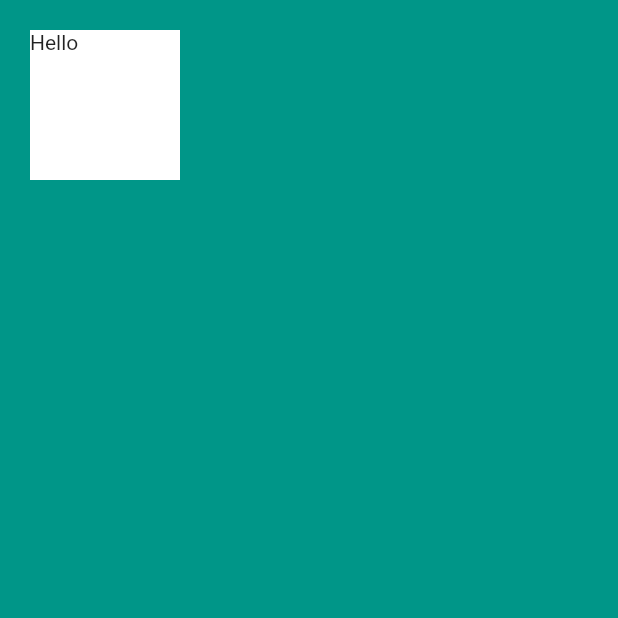
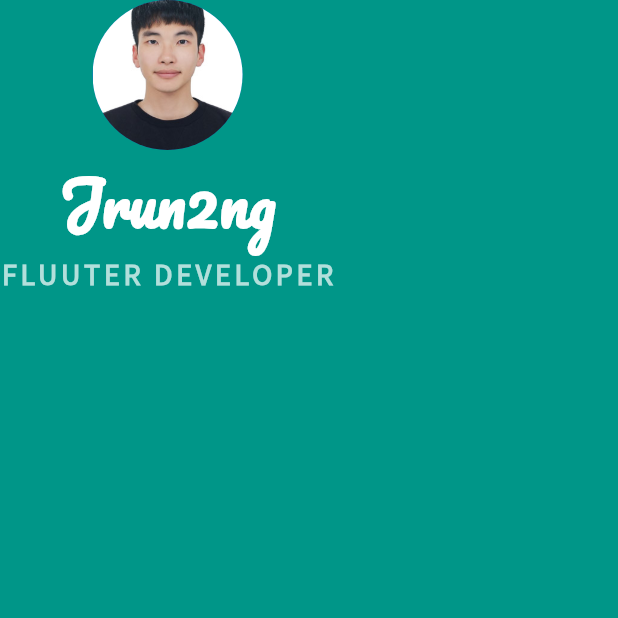
Before and after one commit to Jowooseok/fluuterStudy, a Flutter app: the screen it shows after launch, on a phone screen of 412 x 824 dp, the top half of it. Run offline on Flutter 3.47's test engine with Material 2 defaults, Android fonts, the phone set to English and light mode, and no system bars.

Commit message:
49.Font add

```diff
--- a/fluuter_study/lib/main.dart
+++ b/fluuter_study/lib/main.dart
@@ -11,12 +11,32 @@
       home: Scaffold(
         backgroundColor: Colors.teal,
         body: SafeArea(
-          child: Container(
-            height: 100.0,
-            width: 100.0,
-            margin: EdgeInsets.all(20.0),
-            color: Colors.white,
-            child: Text('Hello'),
+          child: Column(
+            children: [
+              CircleAvatar(
+                radius: 50.0,
+                backgroundImage: AssetImage('images/wooseok.jpg'),
+              ),
+              Text(
+                'Jrun2ng',
+                style: TextStyle(
+                  fontFamily: 'Pacifico',
+                  fontSize: 40.0,
+                  color: Colors.white,
+                  fontWeight: FontWeight.bold,
+                ),
+              ),
+              Text(
+                'FLUUTER DEVELOPER',
+                style: TextStyle(
+                  fontFamily: 'Source Sans Pro',
+                  color: Colors.teal.shade100,
+                  fontSize: 20.0,
+                  letterSpacing: 2.5,
+                  fontWeight: FontWeight.bold,
+                ),
+              )
+            ],
           ),
         ),
       ),
```
Also changed, not shown: fluuter_study/pubspec.yaml (+13 -30 lines), fluuter_study/fonts/Pacifico-Regular.ttf (added), fluuter_study/fonts/SourceSansPro-Regular.ttf (added), fluuter_study/images/wooseok.jpg (added).
